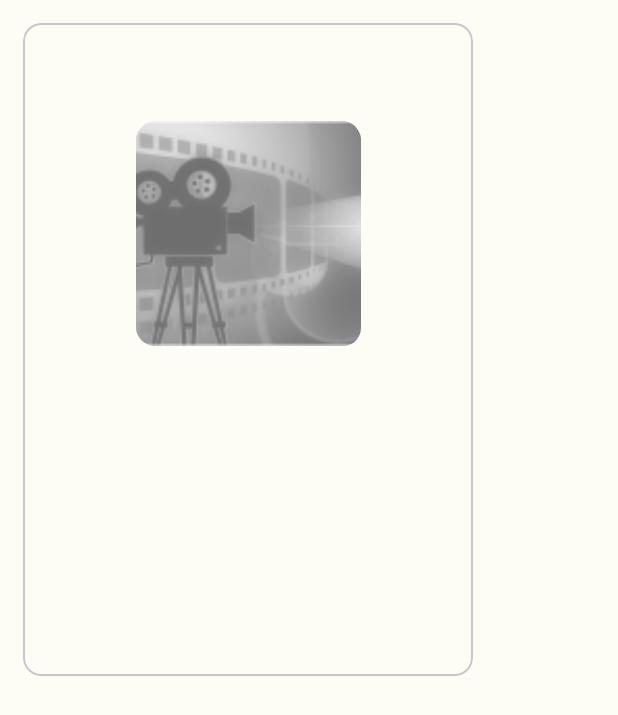
After one commit to slavoski/P2_MovieViewer, an Android app: the layout fragment_movie_detail.xml on its own in the app's theme, with its tools: preview values and no code run, on a phone screen of 412 x 824 dp. The commit adds this screen. Shown: the top 715 px of the screen. Run offline under Robolectric (Android 15) with nearby library versions, the light colour scheme and no system bars.

Commit message:
Cleaning up and adding random movie fragment

```diff
--- a/app/src/main/java/com/example/p2_movieviewer/AboutMeFragment.java
+++ b/app/src/main/java/com/example/p2_movieviewer/AboutMeFragment.java
@@ -21,6 +21,7 @@ public class AboutMeFragment extends Fragment {
     @Override
     public View onCreateView(LayoutInflater inflater, ViewGroup container,
                              Bundle savedInstanceState) {
+
         // Inflate the layout for this fragment
         return inflater.inflate(R.layout.fragment_about_me, container, false);
     }
--- a/app/src/main/res/layout/activity_main.xml
+++ b/app/src/main/res/layout/activity_main.xml
@@ -18,7 +18,8 @@
             app:layout_constraintBottom_toBottomOf="parent"
             app:layout_constraintLeft_toLeftOf="parent"
             app:layout_constraintRight_toRightOf="parent"
-            app:layout_constraintTop_toTopOf="parent" />
+            app:layout_constraintTop_toTopOf="parent"
+            android:layout_marginTop="?attr/actionBarSize"/>
 
 
         <androidx.drawerlayout.widget.DrawerLayout
--- /dev/null
+++ b/app/src/main/res/layout/fragment_movie_detail.xml
@@ -0,0 +1,119 @@
+<?xml version="1.0" encoding="utf-8"?>
+<FrameLayout xmlns:android="http://schemas.android.com/apk/res/android"
+    xmlns:app="http://schemas.android.com/apk/res-auto"
+    xmlns:tools="http://schemas.android.com/tools"
+    android:layout_width="match_parent"
+    android:layout_height="match_parent"
+    tools:context=".MovieDetailFragment"
+    android:id="@+id/main_container">
+
+    <com.google.android.material.card.MaterialCardView
+        android:layout_height="wrap_content"
+        android:layout_width="300dp"
+        android:layout_margin="15dp"
+        >
+
+        <androidx.constraintlayout.widget.ConstraintLayout
+                 android:id="@+id/movieDetails"
+                 android:layout_width="match_parent"
+                 android:layout_height="match_parent"
+                 android:layout_margin="15dp"
+                 app:layout_constraintLeft_toLeftOf="parent"
+                 app:layout_constraintRight_toRightOf="parent"
+                 app:layout_constraintTop_toTopOf="parent"
+                  >
+               <ImageView
+                     android:id="@+id/image"
+                     app:layout_constraintLeft_toLeftOf="parent"
+                     app:layout_constraintRight_toRightOf="parent"
+                     app:layout_constraintTop_toTopOf="parent"
+                     android:layout_width="150dp"
+                     android:layout_height="250dp"
+                     android:src="@mipmap/ic_launcher_round"
+                     android:contentDescription="@string/library"
+                     android:layout_marginBottom="5dp"
+                     />
+               <TextView
+                     android:id="@+id/movie_name"
+                     android:layout_width="wrap_content"
+                     android:layout_height="wrap_content"
+                     app:layout_constraintLeft_toLeftOf="parent"
+                     app:layout_constraintTop_toBottomOf="@id/image"
+                     app:layout_constraintRight_toRightOf="parent"
+                     app:flow_wrapMode="aligned"
+                     android:gravity="start"
+                     android:layout_marginBottom="5dp"
+                     />
+               <TextView
+                     android:id="@+id/year"
+                     android:layout_width="0dp"
+                     android:layout_height="wrap_content"
+                     app:layout_constraintRight_toRightOf="parent"
+                     app:layout_constraintLeft_toLeftOf="parent"
+                     app:layout_constraintTop_toBottomOf="@id/movie_name"
+                     android:gravity="start"
+                     android:layout_marginBottom="5dp"
+                     />
+               <TextView
+                     android:id="@+id/running_time"
+                     android:layout_width="0dp"
+                     android:layout_height="wrap_content"
+                     app:layout_constraintLeft_toLeftOf="parent"
+                     app:layout_constraintRight_toRightOf="parent"
+                     app:layout_constraintTop_toBottomOf="@id/year"
+                     android:gravity="start"
+                     android:layout_marginBottom="5dp"
+                     />
+               <TextView
+                     android:id="@+id/director"
+                     android:layout_width="0dp"
+                     android:layout_height="wrap_content"
+                     app:layout_constraintLeft_toLeftOf="parent"
+                     app:layout_constraintRight_toRightOf="parent"
+                     app:layout_constraintTop_toBottomOf="@id/running_time"
+                     android:gravity="start"
+                     android:layout_marginBottom="5dp"
+                     />
+               <TextView
+                     android:id="@+id/cast"
+                     android:layout_width="0dp"
+                     android:layout_height="wrap_content"
+                     app:layout_constraintLeft_toLeftOf="parent"
+                     app:layout_constraintRight_toRightOf="parent"
+                     app:layout_constraintTop_toBottomOf="@id/director"
+                     android:gravity="start"
+                     android:layout_marginBottom="5dp"
+                     />
+               <TextView
+                     android:id="@+id/genre"
+                     android:layout_width="0dp"
+                     android:layout_height="wrap_content"
+                     app:layout_constraintLeft_toLeftOf="parent"
+                     app:layout_constraintRight_toRightOf="parent"
+                     app:layout_constraintTop_toBottomOf="@id/cast"
+                     android:gravity="start"
+                     android:layout_marginBottom="5dp"
+                     />
+               <TextView
+                     android:id="@+id/awards"
+                     android:layout_width="0dp"
+                     android:layout_height="wrap_content"
+                     app:layout_constraintLeft_toLeftOf="parent"
+                     app:layout_constraintRight_toRightOf="parent"
+                     app:layout_constraintTop_toBottomOf="@id/genre"
+                     android:gravity="start"
+                     android:layout_marginBottom="5dp"
+                     />
+               <TextView
+                     android:id="@+id/desc"
+                     android:layout_width="0dp"
+                     android:layout_height="wrap_content"
+                     app:layout_constraintLeft_toLeftOf="parent"
+                     app:layout_constraintRight_toRightOf="parent"
+                     app:layout_constraintTop_toBottomOf="@id/awards"
+                     android:gravity="start"
+                     />
+       </androidx.constraintlayout.widget.ConstraintLayout>
+    </com.google.android.material.card.MaterialCardView>
+
+</FrameLayout>
--- a/app/src/main/res/values/strings.xml
+++ b/app/src/main/res/values/strings.xml
@@ -7,4 +7,7 @@
     <string name="library">Library</string>
     <string name="movie_info">Movie Info</string>
     <string name="movie_image">Movie Image</string>
+    <string name="title_activity_movie_detail_host">MovieDetailHostActivity</string>
+    <string name="title_movie_list">Movies</string>
+    <string name="title_movie_detail">Movie Detail</string>
 </resources>
```
Also changed, not shown: app/build.gradle.kts (+7 -1 lines), app/src/main/AndroidManifest.xml (+10 -11 lines), app/src/main/java/com/example/p2_movieviewer/MainActivity.java (+15 -3 lines), app/src/main/java/com/example/p2_movieviewer/Movie.java (+11 -5 lines), app/src/main/java/com/example/p2_movieviewer/MovieData.java (+45 -1 lines), app/src/main/java/com/example/p2_movieviewer/MovieDetailFragment.java (added, +81 -0 lines), app/src/main/java/com/example/p2_movieviewer/SimpleRecyclerAdapter.java (+5 -7 lines), app/src/main/res/layout/movie_view_layout.xml (+20 -26 lines), app/src/main/res/values/themes.xml (+7 -0 lines).
